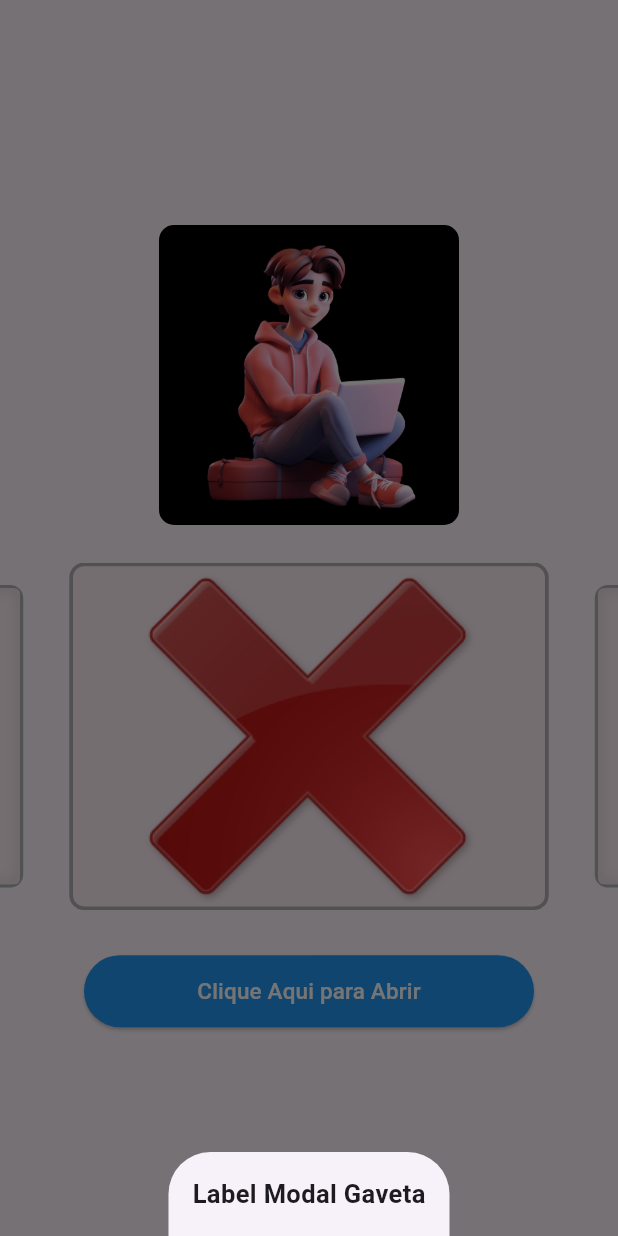
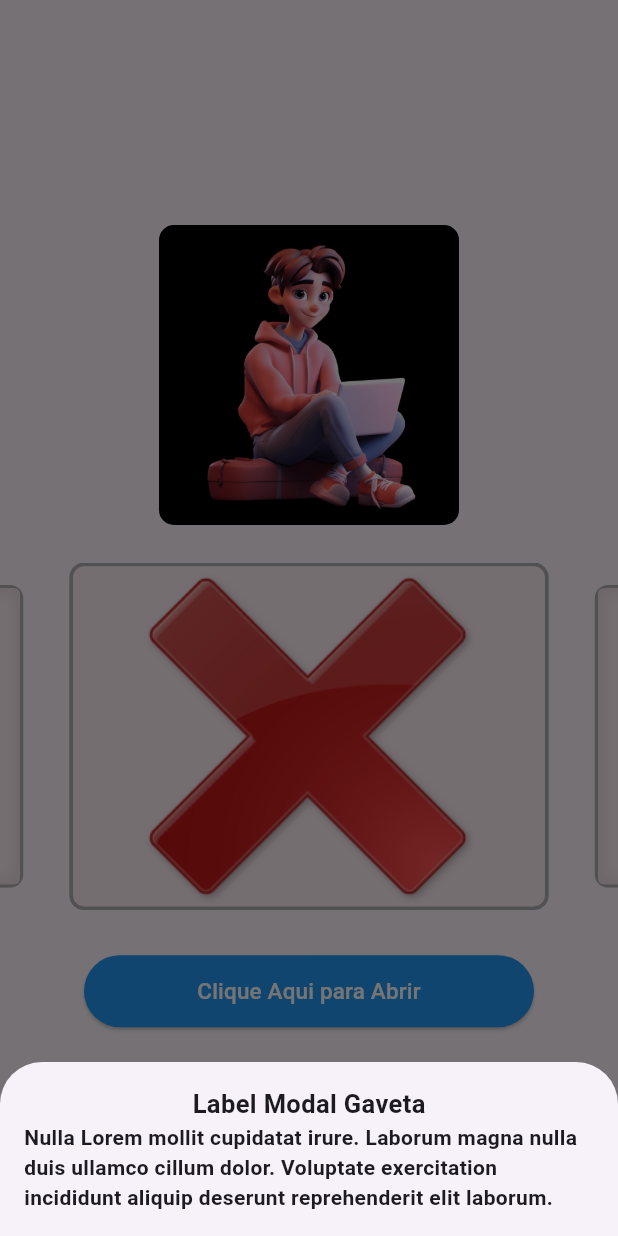
Before and after one commit to FP1nheiro/Desafio_1_Mobile, a Flutter app: the screen it shows after launch, after a tap on "Clique Aqui para Abrir", on a phone screen of 412 x 824 dp. Run offline on Flutter 3.47's test engine with Material 3 defaults, Android fonts, the phone set to English and light mode, and no system bars; drawn by our look-alikes of carousel_slider.

Commit message:
Criação do Modal Gaveta e Carousel

```diff
--- a/lib/main.dart
+++ b/lib/main.dart
@@ -3,6 +3,7 @@ import 'dart:ui';
 
 import 'package:carousel_slider/carousel_slider.dart';
 import 'package:flutter/material.dart';
+import 'package:flutter/rendering.dart';
 import 'package:flutter/widgets.dart';
 
 void main() {
@@ -68,8 +69,11 @@ class _HomePageState extends State<HomePage> {
                               "Label Modal Gaveta",
                               style: TextStyle(
                                   fontWeight: FontWeight.bold, fontSize: 17),
-
                             ),
+                            Text(
+                              "Nulla Lorem mollit cupidatat irure. Laborum magna nulla duis ullamco cillum dolor. Voluptate exercitation incididunt aliquip deserunt reprehenderit elit laborum. ",
+                              style: TextStyle(fontWeight: FontWeight.bold),
+                            )
                           ],
                         ),
                       );
```
